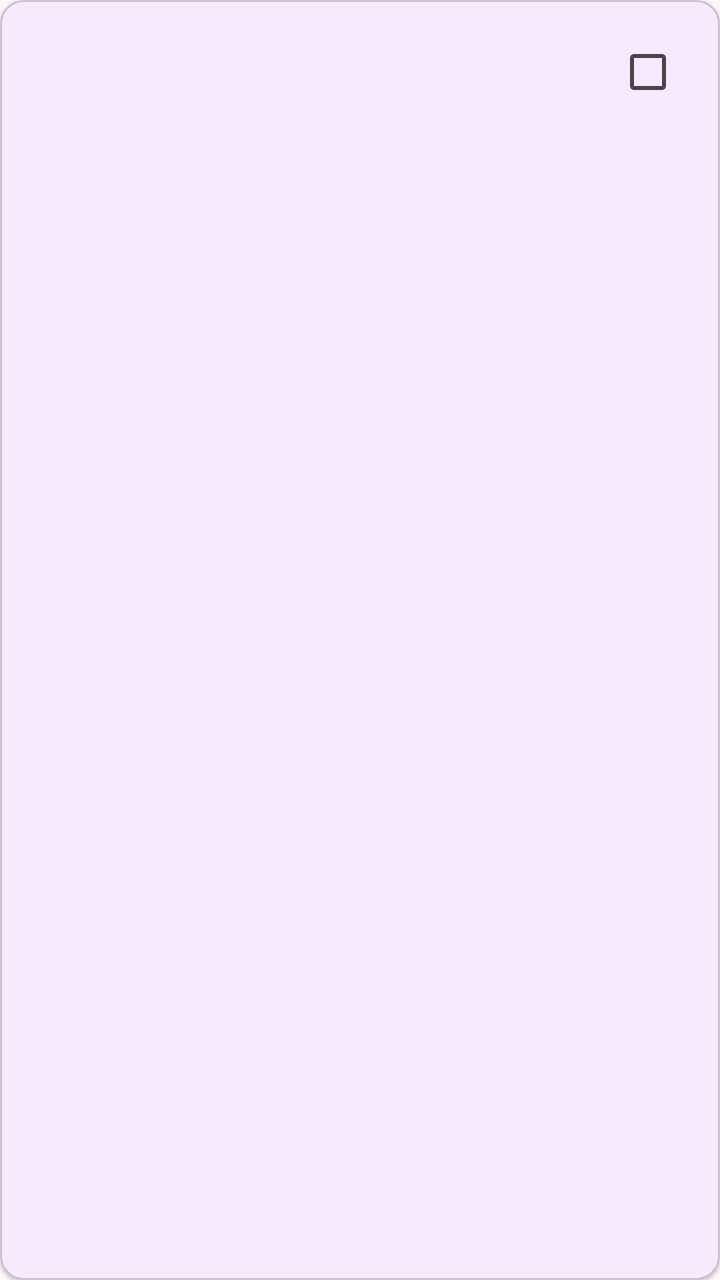
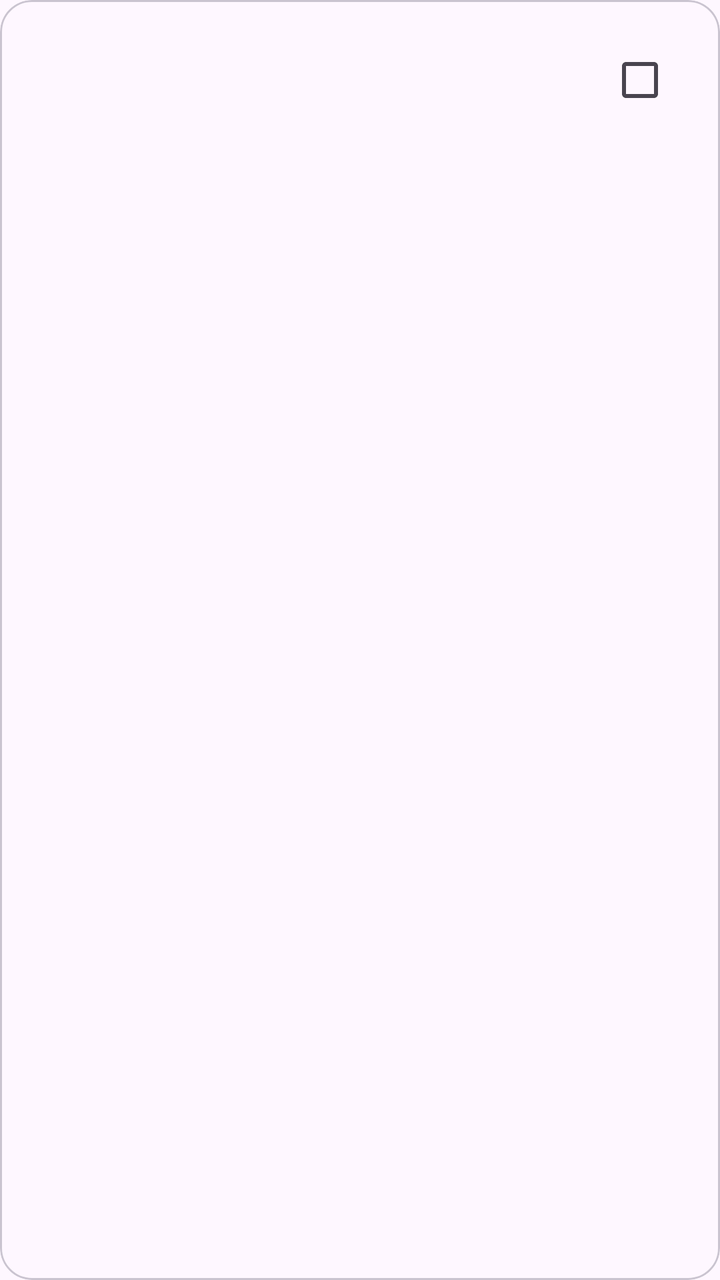

An Android layout rendered at two revisions. The XML below is the earlier revision; the diff shows what the commit changed to produce the second picture.
<!-- AndroidManifest.xml: application theme Theme.GerenciamentoDeEnergia -->
<!-- res/layout/list_item_app.xml -->
<?xml version="1.0" encoding="utf-8"?>
<com.google.android.material.card.MaterialCardView
    xmlns:android="http://schemas.android.com/apk/res/android"
    xmlns:app="http://schemas.android.com/apk/res-auto"
    android:layout_width="match_parent"
    android:layout_height="wrap_content"
    android:layout_marginHorizontal="8dp"
    android:layout_marginVertical="4dp"
    app:cardElevation="1dp"
    app:cardCornerRadius="12dp"
    android:clickable="true"
    android:focusable="true">

    <LinearLayout
        android:layout_width="match_parent"
        android:layout_height="wrap_content"
        android:orientation="horizontal"
        android:padding="12dp"
        android:gravity="center_vertical">

        <ImageView
            android:id="@+id/app_icon"
            android:layout_width="40dp"
            android:layout_height="40dp"
            android:contentDescription="@string/app_icon"
            android:scaleType="centerInside" />

        <LinearLayout
            android:layout_width="0dp"
            android:layout_height="wrap_content"
            android:layout_weight="1"
            android:orientation="vertical"
            android:layout_marginStart="12dp"
            android:layout_marginEnd="8dp">

            <TextView
                android:id="@+id/app_name"
                android:layout_width="wrap_content"
                android:layout_height="wrap_content"
                android:textAppearance="?attr/textAppearanceSubtitle1"
                android:textColor="?android:attr/textColorPrimary" />

            <TextView
                android:id="@+id/app_package"
                android:layout_width="wrap_content"
                android:layout_height="wrap_content"
                android:textAppearance="?attr/textAppearanceBody2"
                android:textColor="?android:attr/textColorSecondary" />
        </LinearLayout>

        <CheckBox
            android:id="@+id/app_checkbox"
            android:layout_width="wrap_content"
            android:layout_height="wrap_content" />
    </LinearLayout>

</com.google.android.material.card.MaterialCardView>
<!-- resources referenced by this layout -->
<resources>
  <string name="app_icon">Ícone do aplicativo</string>
  <style name="Theme.GerenciamentoDeEnergia" parent="Theme.Material3.DayNight.NoActionBar">
          <item name="colorPrimary">@color/purple_500</item>
          <item name="colorPrimaryVariant">@color/purple_700</item>
          <item name="colorOnPrimary">@color/white</item>
          <item name="colorSecondary">@color/teal_200</item>
          <item name="colorSecondaryVariant">@color/teal_700</item>
          <item name="colorOnSecondary">@color/black</item>
          <item name="android:statusBarColor">?attr/colorPrimaryVariant</item>
      </style>
  <color name="purple_500">#FF6200EE</color>
  <color name="purple_700">#FF3700B3</color>
  <color name="white">#FFFFFFFF</color>
  <color name="teal_200">#FF03DAC5</color>
  <color name="teal_700">#FF018786</color>
  <color name="black">#FF000000</color>
</resources>

<!-- the commit's change to res/layout/list_item_app.xml (unified diff, before → after) -->
@@ -4,10 +4,13 @@
     xmlns:app="http://schemas.android.com/apk/res-auto"
     android:layout_width="match_parent"
     android:layout_height="wrap_content"
-    android:layout_marginHorizontal="8dp"
-    android:layout_marginVertical="4dp"
-    app:cardElevation="1dp"
-    app:cardCornerRadius="12dp"
+    android:layout_marginHorizontal="16dp"
+    android:layout_marginVertical="6dp"
+    app:cardElevation="0dp"
+    app:strokeWidth="1dp"
+    app:strokeColor="?attr/colorOutlineVariant"
+    app:cardBackgroundColor="@android:color/transparent"
+    app:cardCornerRadius="16dp"
     android:clickable="true"
     android:focusable="true">
 
@@ -15,13 +18,13 @@
         android:layout_width="match_parent"
         android:layout_height="wrap_content"
         android:orientation="horizontal"
-        android:padding="12dp"
+        android:padding="16dp"
         android:gravity="center_vertical">
 
         <ImageView
             android:id="@+id/app_icon"
-            android:layout_width="40dp"
-            android:layout_height="40dp"
+            android:layout_width="48dp"
+            android:layout_height="48dp"
             android:contentDescription="@string/app_icon"
             android:scaleType="centerInside" />
 
@@ -30,21 +33,21 @@
             android:layout_height="wrap_content"
             android:layout_weight="1"
             android:orientation="vertical"
-            android:layout_marginStart="12dp"
+            android:layout_marginStart="16dp"
             android:layout_marginEnd="8dp">
 
             <TextView
                 android:id="@+id/app_name"
                 android:layout_width="wrap_content"
                 android:layout_height="wrap_content"
-                android:textAppearance="?attr/textAppearanceSubtitle1"
+                android:textAppearance="?attr/textAppearanceTitleMedium"
                 android:textColor="?android:attr/textColorPrimary" />
 
             <TextView
                 android:id="@+id/app_package"
                 android:layout_width="wrap_content"
                 android:layout_height="wrap_content"
-                android:textAppearance="?attr/textAppearanceBody2"
+                android:textAppearance="?attr/textAppearanceBodyMedium"
                 android:textColor="?android:attr/textColorSecondary" />
         </LinearLayout>
 
